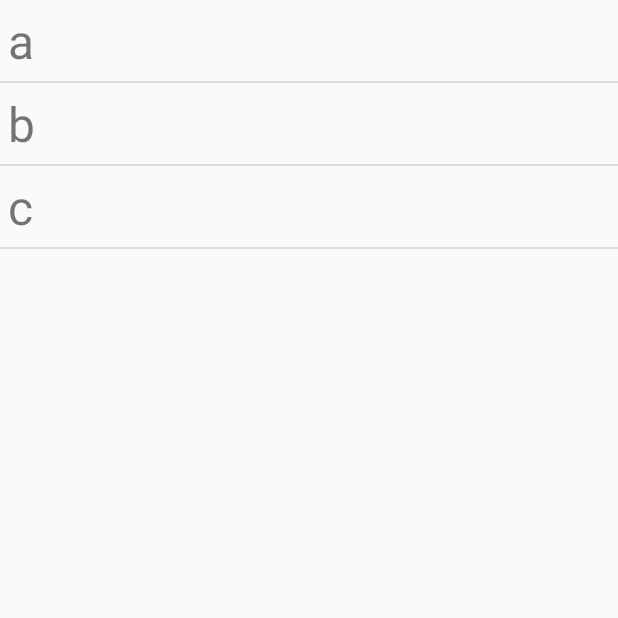
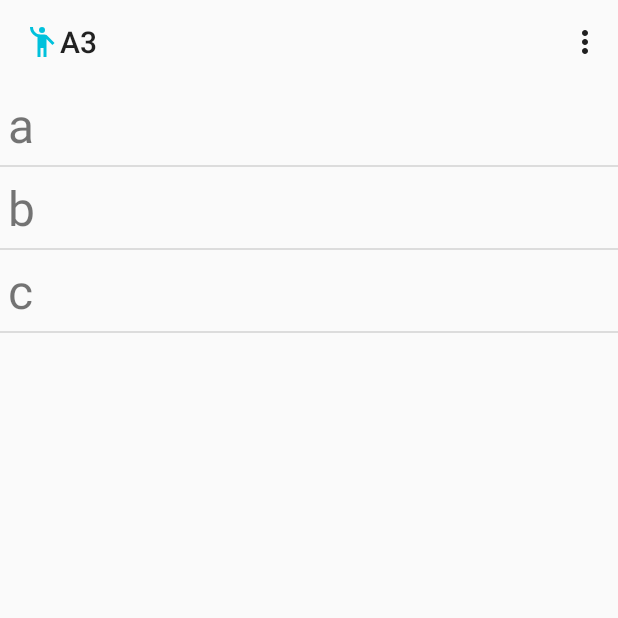
Before and after one commit to furqaanali/Scenic-Destinations-Application, an Android app: the screen it shows after launch (MainActivity), on a phone screen of 412 x 824 dp, the top half of it. Run offline under Robolectric (Android 15) with nearby library versions, the phone set to English and light mode, and no system bars.

Commit message:
Toolbar shown with fragments

```diff
--- a/A3/app/src/main/java/com/example/a3/MainActivity.java
+++ b/A3/app/src/main/java/com/example/a3/MainActivity.java
@@ -44,7 +44,14 @@ public class MainActivity extends AppCompatActivity implements ListSelectionList
     @Override
     protected void onCreate(Bundle savedInstanceState) {
         super.onCreate(savedInstanceState);
-        setContentView(R.layout.activity_main);
+//        setContentView(R.layout.activity_main);
+
+
+        // Get the string arrays with the titles and qutoes
+        mTitleArray = new String[]{"a", "b", "c"};
+        mQuoteArray = new String[]{"apple", "bottom", "cleats"};
+
+        setContentView(R.layout.main);
 
         Toolbar toolbar = (Toolbar) findViewById(R.id.toolbar_1);
         setSupportActionBar(toolbar);
@@ -54,15 +61,6 @@ public class MainActivity extends AppCompatActivity implements ListSelectionList
         getSupportActionBar().setDisplayShowTitleEnabled(true);
         getSupportActionBar().setDisplayShowHomeEnabled(true);
         getSupportActionBar().setIcon(R.drawable.ic_icon);
-
-
-
-
-        // Get the string arrays with the titles and qutoes
-        mTitleArray = new String[]{"a", "b", "c"};
-        mQuoteArray = new String[]{"apple", "bottom", "cleats"};
-
-        setContentView(R.layout.main);
 
         // Get references to the TitleFragment and to the QuotesFragment
         mTitleFrameLayout = (FrameLayout) findViewById(R.id.title_fragment_container);
--- a/A3/app/src/main/res/layout/activity_main.xml
+++ b/A3/app/src/main/res/layout/activity_main.xml
@@ -6,14 +6,14 @@
     android:layout_height="match_parent"
     tools:context=".MainActivity">
 
-    <androidx.appcompat.widget.Toolbar
-        android:id="@+id/toolbar_1"
-        android:layout_width="match_parent"
-        android:layout_height="wrap_content"
-        android:theme="@style/ThemeOverlay.AppCompat.ActionBar"
-        app:layout_constraintStart_toStartOf="parent"
-        app:layout_constraintTop_toTopOf="parent"
-        app:popupTheme="@style/ThemeOverlay.AppCompat.Light" />
+<!--    <androidx.appcompat.widget.Toolbar-->
+<!--        android:id="@+id/toolbar_1"-->
+<!--        android:layout_width="match_parent"-->
+<!--        android:layout_height="wrap_content"-->
+<!--        android:theme="@style/ThemeOverlay.AppCompat.ActionBar"-->
+<!--        app:layout_constraintStart_toStartOf="parent"-->
+<!--        app:layout_constraintTop_toTopOf="parent"-->
+<!--        app:popupTheme="@style/ThemeOverlay.AppCompat.Light" />-->
 
     <TextView
         android:layout_width="wrap_content"
--- a/A3/app/src/main/res/layout/main.xml
+++ b/A3/app/src/main/res/layout/main.xml
@@ -1,3 +1,19 @@
+<LinearLayout xmlns:android="http://schemas.android.com/apk/res/android"
+    xmlns:app="http://schemas.android.com/apk/res-auto"
+    android:layout_width="match_parent"
+    android:layout_height="match_parent"
+    android:baselineAligned="false"
+    android:orientation="vertical" >
+
+    <androidx.appcompat.widget.Toolbar
+        android:id="@+id/toolbar_1"
+        android:layout_width="match_parent"
+        android:layout_height="wrap_content"
+        android:theme="@style/ThemeOverlay.AppCompat.ActionBar"
+        app:layout_constraintStart_toStartOf="parent"
+        app:layout_constraintTop_toTopOf="parent"
+        app:popupTheme="@style/ThemeOverlay.AppCompat.Light" />
+
     <LinearLayout xmlns:android="http://schemas.android.com/apk/res/android"
         android:layout_width="match_parent"
         android:layout_height="match_parent"
@@ -15,3 +31,5 @@
             android:layout_height="match_parent" />
 
     </LinearLayout>
+
+</LinearLayout>
```
Lines whose indentation alone changed are shown as unchanged.
